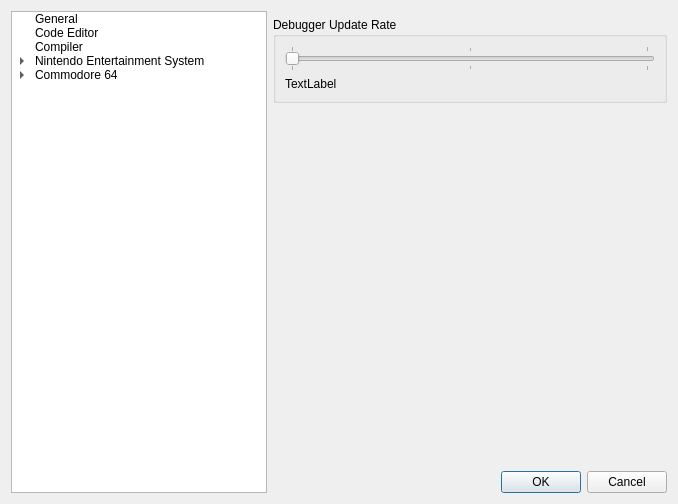
Qt form apps/ide/environmentsettingsdialog.ui (christopherpow/nesicide) before a commit.
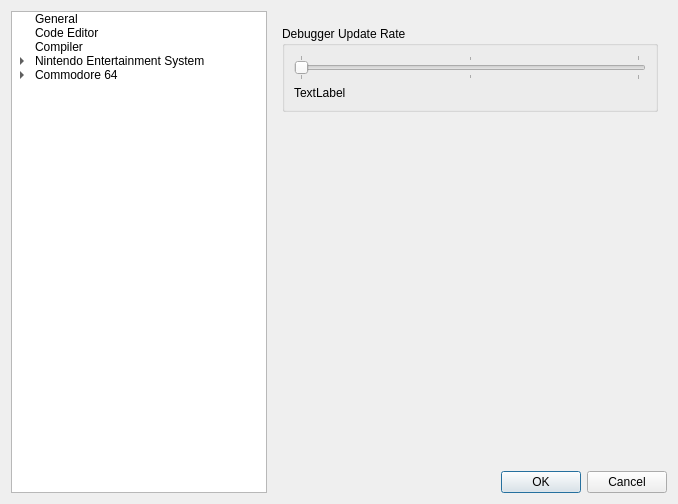
The same form after that commit. The open tabs and pages were chosen to show the change. Icons and pictures are not drawn.

Diff of the .ui file:
```diff
--- a/apps/ide/environmentsettingsdialog.ui
+++ b/apps/ide/environmentsettingsdialog.ui
@@ -899,10 +899,7 @@
      </widget>
      <widget class="QWidget" name="nesdebugger">
       <layout class="QGridLayout" name="gridLayout_6">
-       <property name="margin">
-        <number>0</number>
-       </property>
-       <item row="0" column="0">
+       <item row="0" column="0" colspan="2">
         <widget class="QGroupBox" name="groupBox_5">
          <property name="title">
           <string>Debugger Update Rate</string>
@@ -949,7 +946,7 @@
          </layout>
         </widget>
        </item>
-       <item row="1" column="0">
+       <item row="1" column="0" colspan="2">
         <spacer name="verticalSpacer_2">
          <property name="orientation">
           <enum>Qt::Vertical</enum>
```
Left out of the diff: 16 changed lines with no effect on the pictures.
